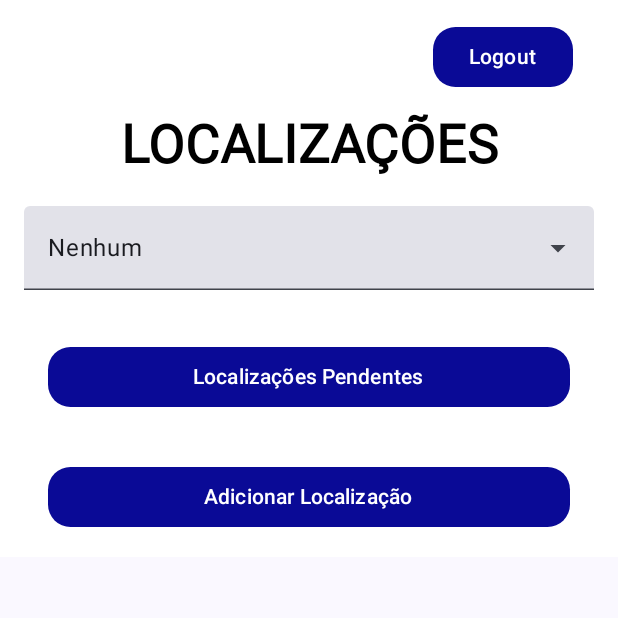
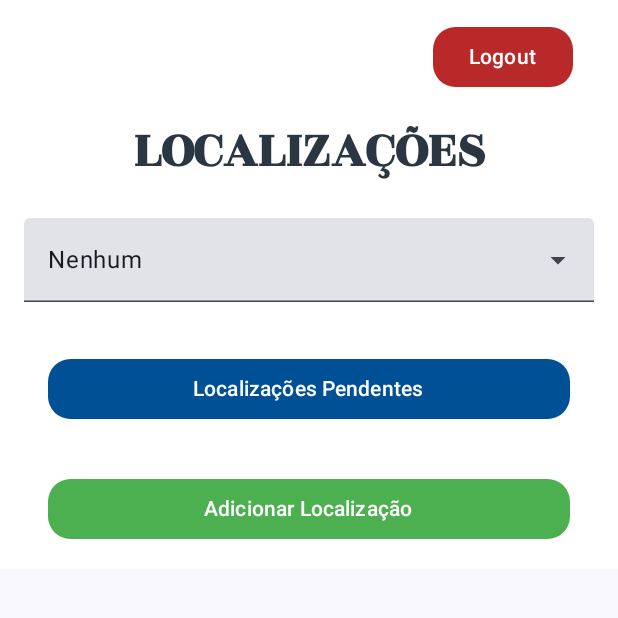
Before and after one commit to joaosantoss12/Tourists-Guide_Mobile-App, an Android app built with Jetpack Compose: the RegisterScreen screen opened through its navigation route, on a phone screen of 412 x 824 dp, the top half of it. Run offline under Robolectric (Android 15) with nearby library versions, the phone set to English and light mode, and no system bars; our stand-ins replace Firebase (no records; nobody signed in at launch, a user with empty details on screens opened directly); pictures from the network do not load; 1 statement that could not run was skipped.

Commit message:
Alteração da parte visual

```diff
--- a/app/src/main/java/pt/isec/a2020136093/amov/guiaturistico/Menu.kt
+++ b/app/src/main/java/pt/isec/a2020136093/amov/guiaturistico/Menu.kt
@@ -25,6 +25,7 @@ import androidx.compose.ui.graphics.Brush
 import androidx.compose.ui.graphics.Color
 import androidx.compose.ui.res.painterResource
 import androidx.compose.ui.res.stringResource
+import androidx.compose.ui.text.font.Font
 import androidx.compose.ui.text.font.FontFamily
 import androidx.compose.ui.text.font.FontWeight
 import androidx.compose.ui.text.style.TextAlign
@@ -59,7 +60,7 @@ fun Menu(
             fontSize = 40.sp,
             color = Color.White,
             fontWeight = FontWeight.Bold,
-            fontFamily = RegularFont,
+            fontFamily = FontFamily(Font(R.font.font)),
             modifier = Modifier
                 .fillMaxWidth()
                 .padding(0.dp, 50.dp, 0.dp, 0.dp)   // BOX DO TEXTO
@@ -80,7 +81,7 @@ fun Menu(
                     onClick = { navController?.navigate("Register") },
                     colors = ButtonDefaults.buttonColors(
                         containerColor = Color.White,
-                        contentColor = Color(10, 10, 150) // Cor do texto do botão
+                        contentColor = Color(0, 80, 150, 255) // Cor do texto do botão
                     ),
                     modifier = Modifier
                         .fillMaxWidth()
@@ -99,7 +100,7 @@ fun Menu(
                     onClick = { navController?.navigate("Login") },
                     colors = ButtonDefaults.buttonColors(
                         containerColor = Color.White,
-                        contentColor = Color(10, 10, 150) // Cor do texto do botão
+                        contentColor = Color(0, 80, 150, 255) // Cor do texto do botão
                     ),
                     modifier = Modifier
                         .fillMaxWidth()
@@ -118,7 +119,7 @@ fun Menu(
                     onClick = { navController?.navigate("Credits") },
                     colors = ButtonDefaults.buttonColors(
                         containerColor = Color.White,
-                        contentColor = Color(10, 10, 150) // Cor do texto do botão
+                        contentColor = Color(0, 80, 150, 255) // Cor do texto do botão
                     ),
                     modifier = Modifier
                         .fillMaxWidth()
@@ -146,7 +147,7 @@ fun GradientBackground() {
         Canvas(modifier = Modifier.fillMaxSize()) {
             drawRect(
                 brush = Brush.verticalGradient(
-                    colors = listOf(Color.White, Color(10, 10, 150)), // Cores para o degradê
+                    colors = listOf(Color.White, Color(0, 80, 150, 255)), // Cores para o degradê
                     startY = 0f,
                     endY = size.height * 0.99f
                 )
--- a/app/src/main/java/pt/isec/a2020136093/amov/guiaturistico/screens/HomeScreen.kt
+++ b/app/src/main/java/pt/isec/a2020136093/amov/guiaturistico/screens/HomeScreen.kt
@@ -35,6 +35,7 @@ import androidx.compose.ui.Modifier
 import androidx.compose.ui.graphics.Color
 import androidx.compose.ui.res.painterResource
 import androidx.compose.ui.res.stringResource
+import androidx.compose.ui.text.font.Font
 import androidx.compose.ui.text.font.FontFamily
 import androidx.compose.ui.text.font.FontWeight
 import androidx.compose.ui.text.style.TextAlign
@@ -94,7 +95,7 @@ fun HomeScreen(
                     .align(Alignment.End),
                 colors = ButtonDefaults.buttonColors(
 
-                    containerColor = Color(10, 10, 150), // Cor de fundo do botão
+                    containerColor = Color(185, 41, 41, 255), // Cor de fundo do botão
                     contentColor = Color.White // Cor do texto do botão
                 ),
                 shape = RoundedCornerShape(15.dp) // Borda arredondada do botão
@@ -107,8 +108,8 @@ fun HomeScreen(
                 textAlign = TextAlign.Center,
                 fontSize = 35.sp,
                 fontWeight = FontWeight.Bold,
-                fontFamily = RegularFont,
-                color = Color.Black,
+                fontFamily = FontFamily(Font(R.font.font)),
+                color = Color(42, 54, 66, 255),
                 modifier = Modifier
                     .fillMaxWidth()
                     .padding(16.dp, 0.dp, 16.dp, 20.dp)
@@ -183,7 +184,7 @@ fun HomeScreen(
                             .fillMaxWidth(),
                         colors = ButtonDefaults.buttonColors(
 
-                            containerColor = Color(10, 10, 150), // Cor de fundo do botão
+                            containerColor = Color(0, 80, 150, 255), // Cor de fundo do botão
                             contentColor = Color.White // Cor do texto do botão
                         ),
                         shape = RoundedCornerShape(15.dp) // Borda arredondada do botão
@@ -265,7 +266,7 @@ fun HomeScreen(
                             .fillMaxWidth(),
                         colors = ButtonDefaults.buttonColors(
 
-                            containerColor = Color(10, 10, 150), // Cor de fundo do botão
+                            containerColor = Color(76, 175, 80, 255), // Cor de fundo do botão
                             contentColor = Color.White // Cor do texto do botão
                         ),
                         shape = RoundedCornerShape(15.dp) // Borda arredondada do botão
--- a/app/src/main/java/pt/isec/a2020136093/amov/guiaturistico/screens/LoginScreen.kt
+++ b/app/src/main/java/pt/isec/a2020136093/amov/guiaturistico/screens/LoginScreen.kt
@@ -69,7 +69,7 @@ fun LoginScreen(
                 .fillMaxWidth()
                 .padding(16.dp),
             style = TextStyle(
-                color = Color(10, 10, 150),
+                color = Color(0, 80, 150, 255),
                 fontFamily = RegularFont,
                 fontSize = 30.sp, // Tamanho do texto
                 fontWeight = FontWeight.Bold,
@@ -107,7 +107,7 @@ fun LoginScreen(
             modifier = Modifier
                 .fillMaxWidth(),
             colors = ButtonDefaults.buttonColors(
-                containerColor = Color(10, 10, 150), // Cor de fundo do botão
+                containerColor = Color(0, 80, 150, 255), // Cor de fundo do botão
                 contentColor = Color.White // Cor do texto do botão
             ),
             shape = RoundedCornerShape(15.dp) // Borda arredondada do botão
--- a/app/src/main/java/pt/isec/a2020136093/amov/guiaturistico/screens/MainScreen.kt
+++ b/app/src/main/java/pt/isec/a2020136093/amov/guiaturistico/screens/MainScreen.kt
@@ -103,7 +103,7 @@ fun MainScreen(viewModel : FirebaseViewModel, navController : NavHostController
                             }*/
                     },
                     colors = topAppBarColors(
-                        containerColor = Color(10,10,150),
+                        containerColor = Color(0, 80, 150, 255),
                         titleContentColor = Color.White,
                         navigationIconContentColor = Color.White,
                         actionIconContentColor = MaterialTheme.colorScheme.inversePrimary,
--- a/app/src/main/java/pt/isec/a2020136093/amov/guiaturistico/screens/RegisterScreen.kt
+++ b/app/src/main/java/pt/isec/a2020136093/amov/guiaturistico/screens/RegisterScreen.kt
@@ -78,7 +78,7 @@ fun RegisterScreen(
                                 .fillMaxWidth()
                                 .padding(16.dp),
                         style = TextStyle(
-                                color = Color(10, 10, 150),
+                                color = Color(0, 80, 150, 255),
                                 fontFamily = RegularFont,
                                 fontSize = 30.sp, // Tamanho do texto
                                 fontWeight = FontWeight.Bold,
@@ -140,7 +140,7 @@ fun RegisterScreen(
                                 .fillMaxWidth()
                                 .padding(vertical = 16.dp),
                         colors = ButtonDefaults.buttonColors(
-                                containerColor = Color(10, 10, 150), // Cor de fundo do botão
+                                containerColor = Color(0, 80, 150, 255), // Cor de fundo do botão
                                 contentColor = Color.White // Cor do texto do botão
                         ),
                         shape = RoundedCornerShape(15.dp) // Borda arredondada do botão
--- a/app/src/main/res/values/colors.xml
+++ b/app/src/main/res/values/colors.xml
@@ -7,4 +7,5 @@
     <color name="teal_700">#FF018786</color>
     <color name="black">#FF000000</color>
     <color name="white">#FFFFFFFF</color>
+    <color name="main_color">#005096</color>
 </resources>
```
Also changed, not shown: app/src/main/java/pt/isec/a2020136093/amov/guiaturistico/screens/InterestsScreen.kt (+8 -7 lines), app/src/main/res/font/font.ttf (added).
